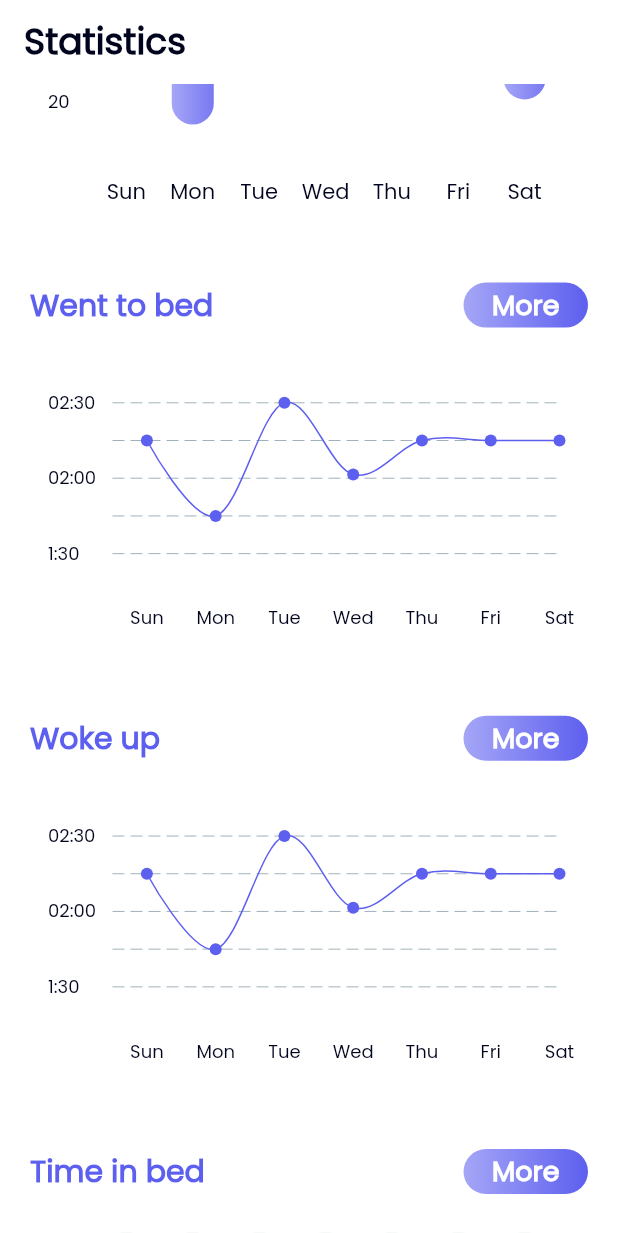
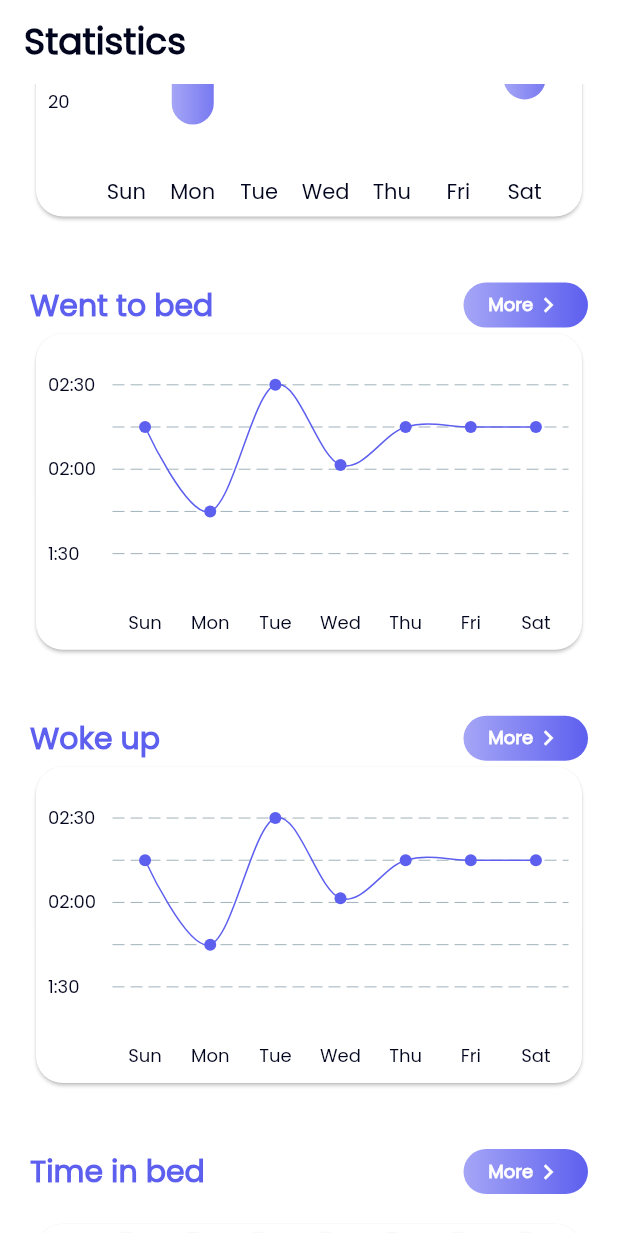
Before and after one commit to raaz0n/sleepfit, a Flutter app: the StatisticsScreen screen opened directly, scrolled down 576 dp, on a phone screen of 412 x 824 dp. Shown: the top 1233 px of the screen. Run offline on Flutter 3.47's test engine with Material 2 defaults, Android fonts, the phone set to English and light mode, and no system bars; drawn by our look-alikes of fl_chart; our stand-ins replace date_picker_timeline, flutter_svg, flutter_time_picker_spinner, font_awesome_flutter, percent_indicator.

Commit message:
Card widget on Graph

```diff
--- a/lib/pages/Statistics/widgets/bar.chart.widget.dart
+++ b/lib/pages/Statistics/widgets/bar.chart.widget.dart
@@ -19,11 +19,13 @@ class BarChartSampleState extends State<BarChartSample> {
     return AspectRatio(
       aspectRatio: 5 / 3,
       child: Card(
-        elevation: 0,
-        shape: RoundedRectangleBorder(borderRadius: BorderRadius.circular(18)),
+        elevation: 1,
+        shape: RoundedRectangleBorder(
+            borderRadius: BorderRadius.circular(AppSize.s18)),
         color: ColorManager.white,
         child: Padding(
-          padding: const EdgeInsets.symmetric(horizontal: 8, vertical: 5),
+          padding:
+              const EdgeInsets.symmetric(horizontal: AppSize.s8, vertical: 5),
           child: BarChart(
             mainBarData(),
             swapAnimationDuration: animDuration,
--- a/lib/pages/Statistics/widgets/bar.chart.widget2.dart
+++ b/lib/pages/Statistics/widgets/bar.chart.widget2.dart
@@ -19,7 +19,7 @@ class BarChartSample2State extends State<BarChartSample2> {
     return AspectRatio(
       aspectRatio: 5 / 3,
       child: Card(
-        elevation: 0,
+        elevation: 1,
         shape: RoundedRectangleBorder(borderRadius: BorderRadius.circular(18)),
         color: ColorManager.white,
         child: Padding(
--- a/lib/pages/Statistics/widgets/heading.widget.dart
+++ b/lib/pages/Statistics/widgets/heading.widget.dart
@@ -1,10 +1,10 @@
 import 'package:flutter/material.dart';
+import 'package:sleepfit/widgets/buttonWithIcon.widget.dart';
 
 import '../../../common/color.manager.dart';
 import '../../../common/font.manager.dart';
 import '../../../common/string.manager.dart';
 import '../../../common/value.manager.dart';
-import '../../../widgets/default.button.dart';
 import '../../../widgets/large.text.widget.dart';
 
 class HeadingWidget extends StatelessWidget {
@@ -21,7 +21,7 @@ class HeadingWidget extends StatelessWidget {
           size: FontSize.s20,
           color: ColorManager.titleText,
         ),
-        const DefaultButton(
+        const ButtonWithIcons(
           text: AppStrings.more,
           height: AppSize.s30,
           width: AppSize.s83,
--- a/lib/pages/Statistics/widgets/line.chart.widget2.dart
+++ b/lib/pages/Statistics/widgets/line.chart.widget2.dart
@@ -1,6 +1,8 @@
 import 'package:fl_chart/fl_chart.dart';
 import 'package:flutter/material.dart';
 import 'package:sleepfit/common/color.manager.dart';
+
+import '../../../common/value.manager.dart';
 
 class LineChartWidget2 extends StatefulWidget {
   const LineChartWidget2({super.key});
@@ -21,19 +23,13 @@ class _LineChartWidget2State extends State<LineChartWidget2> {
       children: [
         AspectRatio(
           aspectRatio: 1.70,
-          child: DecoratedBox(
-            decoration: const BoxDecoration(
-              borderRadius: BorderRadius.all(
-                Radius.circular(18),
-              ),
-            ),
+          child: Card(
+            elevation: 1,
+            shape: RoundedRectangleBorder(
+                borderRadius: BorderRadius.circular(AppSize.s18)),
+            color: ColorManager.white,
             child: Padding(
-              padding: const EdgeInsets.only(
-                right: 18,
-                left: 12,
-                top: 24,
-                bottom: 12,
-              ),
+              padding: const EdgeInsets.symmetric(horizontal: 8, vertical: 5),
               child: LineChart(
                 mainData(),
               ),
@@ -147,7 +143,7 @@ class _LineChartWidget2State extends State<LineChartWidget2> {
         border: Border.all(color: const Color(0x0fffffff)),
       ),
       minX: 0,
-      maxX: 13,
+      maxX: 14,
       minY: 0,
       maxY: 6,
       lineBarsData: [
--- /dev/null
+++ b/lib/widgets/buttonWithIcon.widget.dart
@@ -0,0 +1,51 @@
+import 'package:flutter/material.dart';
+import 'package:sleepfit/common/color.manager.dart';
+import 'package:sleepfit/common/font.manager.dart';
+
+class ButtonWithIcons extends StatelessWidget {
+  const ButtonWithIcons(
+      {Key? key, required this.text, this.press, this.height, this.width})
+      : super(key: key);
+  final String text;
+  final VoidCallback? press;
+  final double? height, width;
+
+  @override
+  Widget build(BuildContext context) {
+    return InkWell(
+      onTap: press,
+      child: Container(
+        width: width,
+        height: height,
+        decoration: BoxDecoration(
+            gradient: const LinearGradient(
+              begin: Alignment.centerRight,
+              end: Alignment.centerLeft,
+              colors: [
+                Color(0xff5D5FEF),
+                Color(0xffA5A6F6),
+              ],
+            ),
+            borderRadius: BorderRadius.circular(99)),
+        child: Row(
+          mainAxisAlignment: MainAxisAlignment.center,
+          children: [
+            Text(
+              text,
+              style: const TextStyle(
+                fontWeight: FontWeight.bold,
+                fontSize: FontSize.s12,
+                color: Colors.white,
+              ),
+            ),
+            Icon(
+              Icons.navigate_next,
+              color: ColorManager.white,
+              size: 20,
+            )
+          ],
+        ),
+      ),
+    );
+  }
+}
--- a/lib/widgets/line.chart.widget.dart
+++ b/lib/widgets/line.chart.widget.dart
@@ -124,13 +124,13 @@ class _LineChartWidgetState extends State<LineChartWidget> {
         verticalInterval: 1,
         getDrawingHorizontalLine: (value) {
           return FlLine(
-            color: const Color(0xffA5A6F6).withOpacity(0.01),
+            color: const Color(0xffA5A6F6).withOpacity(0.1),
             strokeWidth: 1,
           );
         },
         getDrawingVerticalLine: (value) {
           return FlLine(
-            color: const Color(0xffA5A6F6).withOpacity(0.01),
+            color: const Color(0xffA5A6F6).withOpacity(0.1),
             strokeWidth: 1,
           );
         },
```
Also changed, not shown: lib/widgets/line_titles.dart (deleted).
